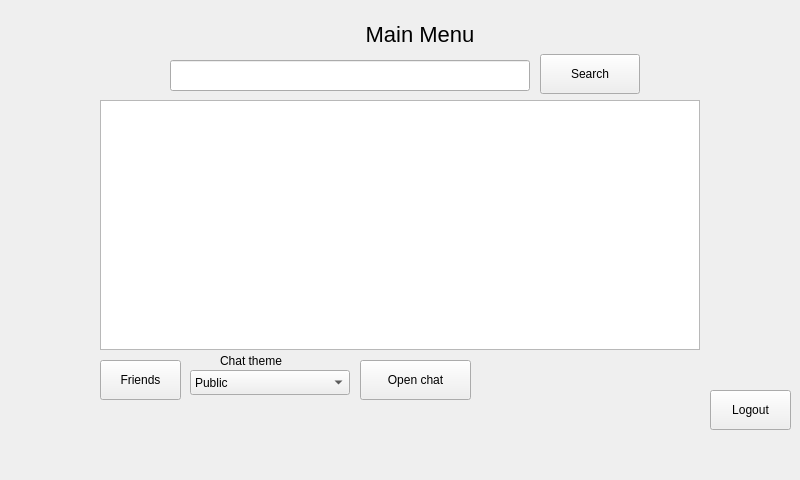
First picture: the form in interface/application.ui, repository DeliTrbat/LearNet, before the edit.
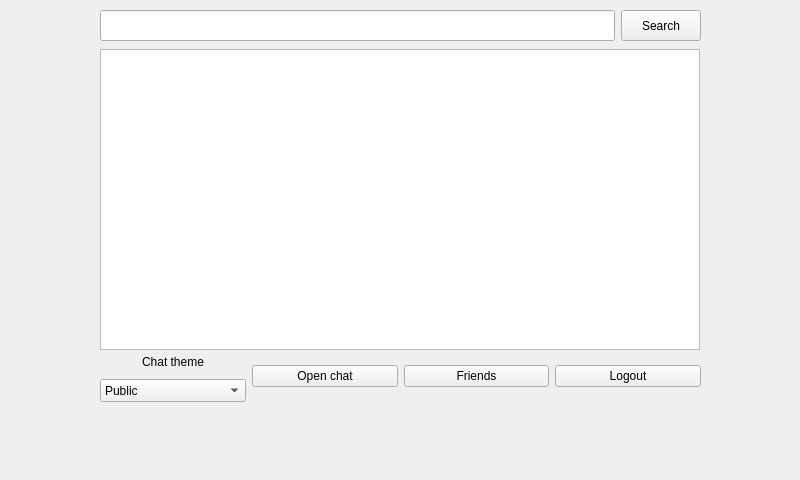
Second picture: the form after the edit.

Commit message: +Remove friend option

What changed in the file:
```diff
--- a/interface/application.ui
+++ b/interface/application.ui
@@ -23,58 +23,13 @@
     </rect>
    </property>
    <widget class="QWidget" name="page_3">
-    <widget class="QPushButton" name="pushButton_logout">
-     <property name="geometry">
-      <rect>
-       <x>710</x>
-       <y>390</y>
-       <width>81</width>
-       <height>40</height>
-      </rect>
-     </property>
-     <property name="text">
-      <string>Logout</string>
-     </property>
-    </widget>
-    <widget class="QLabel" name="label">
-     <property name="geometry">
-      <rect>
-       <x>360</x>
-       <y>14</y>
-       <width>120</width>
-       <height>40</height>
-      </rect>
-     </property>
-     <property name="styleSheet">
-      <string notr="true">font-size:  22px</string>
-     </property>
-     <property name="text">
-      <string>Main Menu</string>
-     </property>
-     <property name="alignment">
-      <set>Qt::AlignCenter</set>
-     </property>
-    </widget>
-    <widget class="QPushButton" name="pushButton_friends">
-     <property name="geometry">
-      <rect>
-       <x>100</x>
-       <y>360</y>
-       <width>81</width>
-       <height>40</height>
-      </rect>
-     </property>
-     <property name="text">
-      <string>Friends</string>
-     </property>
-    </widget>
     <widget class="QTextEdit" name="textEdit_data">
      <property name="geometry">
       <rect>
        <x>100</x>
-       <y>100</y>
+       <y>49</y>
        <width>600</width>
-       <height>250</height>
+       <height>301</height>
       </rect>
      </property>
      <property name="html">
@@ -85,82 +40,115 @@
 &lt;p style=&quot;-qt-paragraph-type:empty; margin-top:0px; margin-bottom:0px; margin-left:0px; margin-right:0px; -qt-block-indent:0; text-indent:0px;&quot;&gt;&lt;br /&gt;&lt;/p&gt;&lt;/body&gt;&lt;/html&gt;</string>
      </property>
     </widget>
-    <widget class="QComboBox" name="comboBox_chats">
+    <widget class="QWidget" name="layoutWidget">
      <property name="geometry">
       <rect>
-       <x>190</x>
-       <y>370</y>
-       <width>160</width>
-       <height>25</height>
+       <x>100</x>
+       <y>10</y>
+       <width>601</width>
+       <height>31</height>
       </rect>
      </property>
-     <property name="maxVisibleItems">
-      <number>4</number>
-     </property>
-     <item>
-      <property name="text">
-       <string>Public</string>
-      </property>
-     </item>
-     <item>
-      <property name="text">
-       <string>Questions</string>
-      </property>
-     </item>
-     <item>
-      <property name="text">
-       <string>Out of context</string>
-      </property>
-     </item>
+     <layout class="QHBoxLayout" name="horizontalLayout_2">
+      <item>
+       <widget class="QLineEdit" name="lineEdit_MainSearchbar">
+        <property name="sizePolicy">
+         <sizepolicy hsizetype="Expanding" vsizetype="Preferred">
+          <horstretch>0</horstretch>
+          <verstretch>0</verstretch>
+         </sizepolicy>
+        </property>
+       </widget>
+      </item>
+      <item>
+       <widget class="QPushButton" name="pushButton_search">
+        <property name="sizePolicy">
+         <sizepolicy hsizetype="Minimum" vsizetype="Preferred">
+          <horstretch>0</horstretch>
+          <verstretch>0</verstretch>
+         </sizepolicy>
+        </property>
+        <property name="text">
+         <string>Search</string>
+        </property>
+       </widget>
+      </item>
+     </layout>
     </widget>
-    <widget class="QLabel" name="label_chats">
+    <widget class="QWidget" name="layoutWidget">
      <property name="geometry">
       <rect>
-       <x>220</x>
+       <x>100</x>
        <y>350</y>
-       <width>81</width>
-       <height>22</height>
+       <width>601</width>
+       <height>52</height>
       </rect>
      </property>
-     <property name="text">
-      <string>Chat theme</string>
-     </property>
-    </widget>
-    <widget class="QPushButton" name="pushButton_chats">
-     <property name="geometry">
-      <rect>
-       <x>360</x>
-       <y>360</y>
-       <width>111</width>
-       <height>40</height>
-      </rect>
-     </property>
-     <property name="text">
-      <string>Open chat</string>
-     </property>
-    </widget>
-    <widget class="QLineEdit" name="lineEdit_MainSearchbar">
-     <property name="geometry">
-      <rect>
-       <x>170</x>
-       <y>60</y>
-       <width>360</width>
-       <height>31</height>
-      </rect>
-     </property>
-    </widget>
-    <widget class="QPushButton" name="pushButton_search">
-     <property name="geometry">
-      <rect>
-       <x>540</x>
-       <y>54</y>
-       <width>100</width>
-       <height>40</height>
-      </rect>
-     </property>
-     <property name="text">
-      <string>Search</string>
-     </property>
+     <layout class="QHBoxLayout" name="horizontalLayout_3">
+      <item>
+       <layout class="QVBoxLayout" name="verticalLayout">
+        <item>
+         <widget class="QLabel" name="label_chats">
+          <property name="text">
+           <string>Chat theme</string>
+          </property>
+          <property name="alignment">
+           <set>Qt::AlignCenter</set>
+          </property>
+         </widget>
+        </item>
+        <item>
+         <widget class="QComboBox" name="comboBox_chats">
+          <property name="sizePolicy">
+           <sizepolicy hsizetype="Preferred" vsizetype="Preferred">
+            <horstretch>0</horstretch>
+            <verstretch>0</verstretch>
+           </sizepolicy>
+          </property>
+          <property name="maxVisibleItems">
+           <number>4</number>
+          </property>
+          <item>
+           <property name="text">
+            <string>Public</string>
+           </property>
+          </item>
+          <item>
+           <property name="text">
+            <string>Questions</string>
+           </property>
+          </item>
+          <item>
+           <property name="text">
+            <string>Out of context</string>
+           </property>
+          </item>
+         </widget>
+        </item>
+       </layout>
+      </item>
+      <item>
+       <widget class="QPushButton" name="pushButton_chats">
+        <property name="text">
+         <string>Open chat</string>
+        </property>
+       </widget>
+      </item>
+      <item>
+       <widget class="QPushButton" name="pushButton_friends">
+        <property name="text">
+         <string>Friends</string>
+        </property>
+       </widget>
+      </item>
+      <item>
+       <widget class="QPushButton" name="pushButton_logout">
+        <property name="text">
+         <string>Logout</string>
+        </property>
+       </widget>
+      </item>
+     </layout>
     </widget>
    </widget>
    <widget class="QWidget" name="page_4">
```
Left out of the diff: 58 changed lines with no effect on the pictures. The commit also changes 12 other files.
